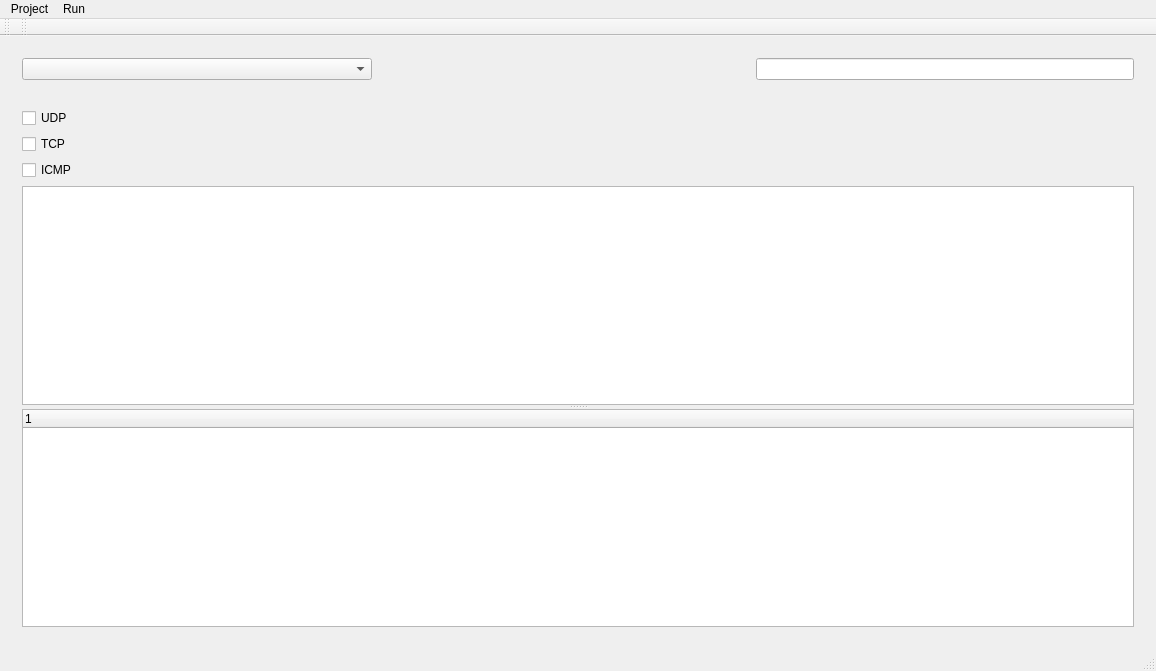
Before: the Qt Designer form mainwindow.ui in Louise4one/prj1-Sniffer, drawn with Qt 5.
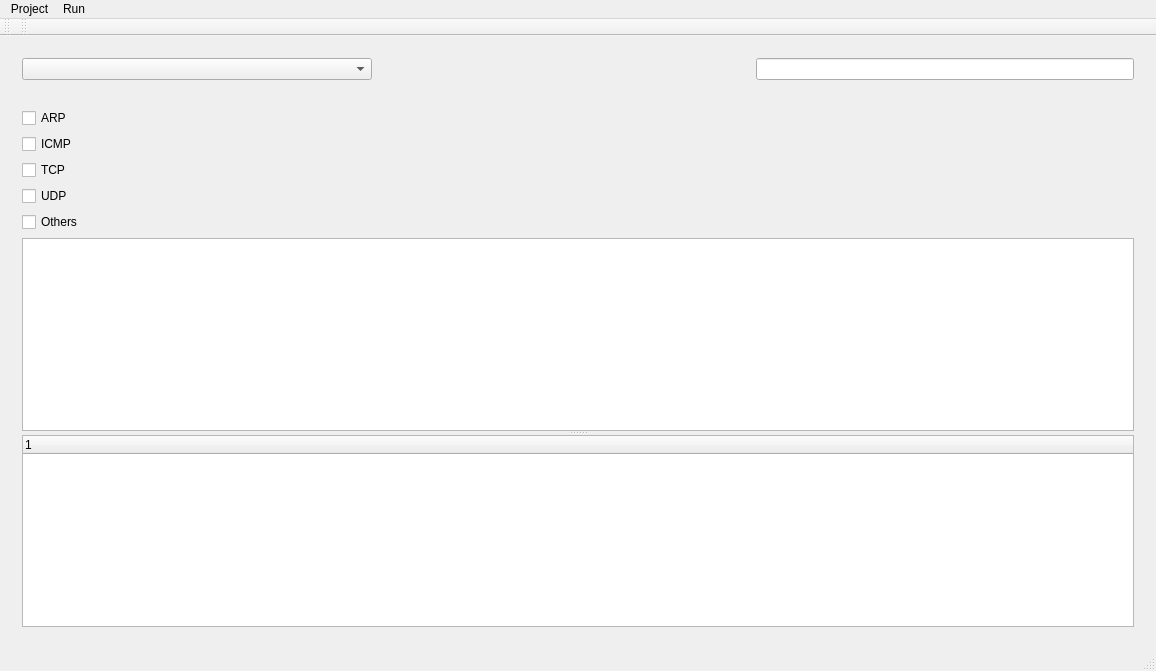
After: the same form once the commit is applied. Icons and pictures are not drawn.

The edit to the form file:
```diff
--- a/mainwindow.ui
+++ b/mainwindow.ui
@@ -53,24 +53,38 @@
        <item>
         <widget class="QCheckBox" name="checkBox">
          <property name="text">
-          <string>UDP</string>
+          <string>ARP</string>
          </property>
         </widget>
        </item>
        <item>
         <widget class="QCheckBox" name="checkBox_2">
          <property name="text">
-          <string>TCP</string>
-         </property>
-        </widget>
-       </item>
-       <item>
-        <widget class="QCheckBox" name="checkBox_3">
-         <property name="text">
           <string>ICMP</string>
          </property>
         </widget>
        </item>
+       <item>
+        <widget class="QCheckBox" name="checkBox_3">
+         <property name="text">
+          <string>TCP</string>
+         </property>
+        </widget>
+       </item>
+       <item>
+        <widget class="QCheckBox" name="checkBox_4">
+         <property name="text">
+          <string>UDP</string>
+         </property>
+        </widget>
+       </item>
+       <item>
+        <widget class="QCheckBox" name="checkBox_5">
+         <property name="text">
+          <string>Others</string>
+         </property>
+        </widget>
+       </item>
        <item>
         <widget class="QSplitter" name="splitter">
          <property name="orientation">
```
